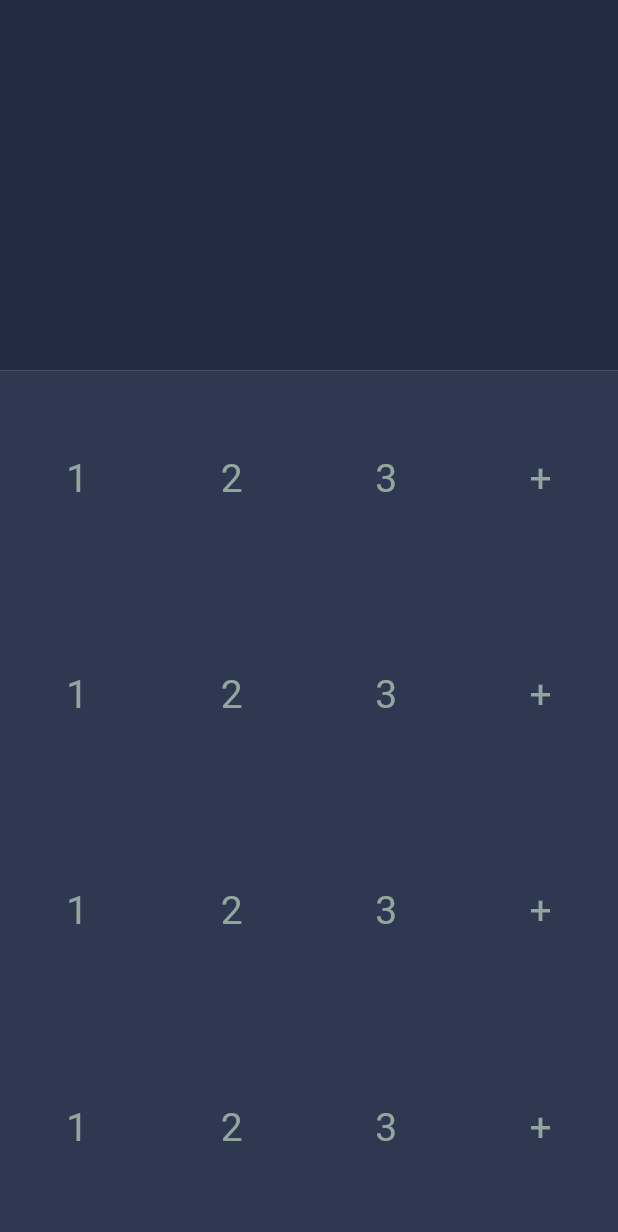
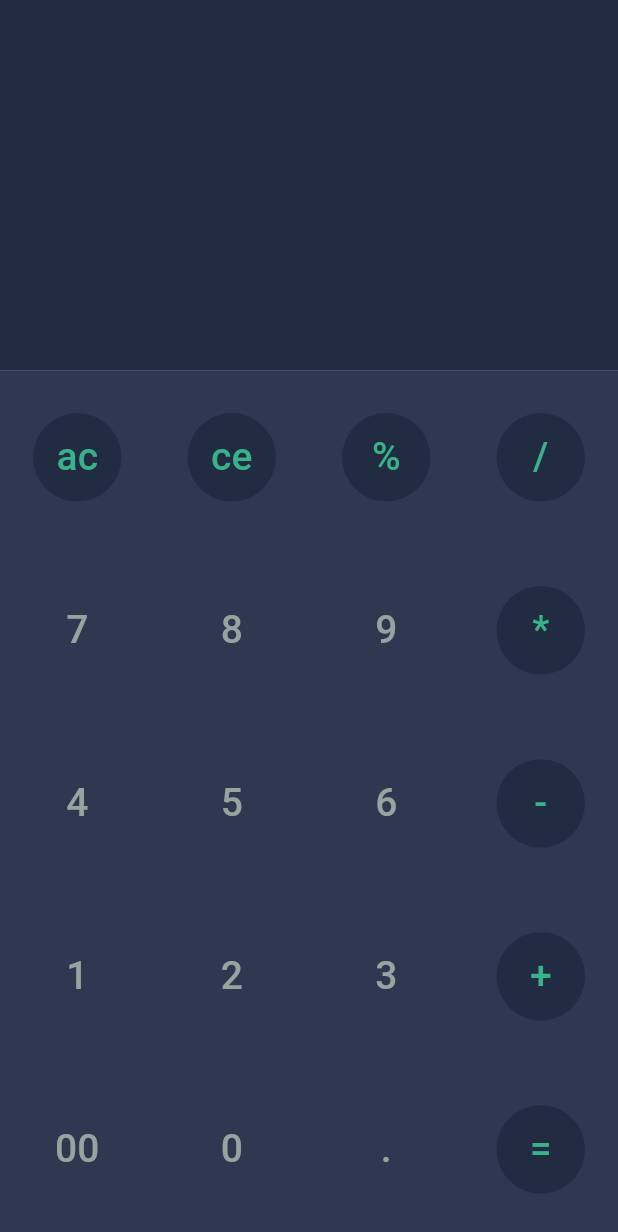
Before and after one commit to moradzadeh67/calculator, a Flutter app: the screen it shows after launch, on a phone screen of 412 x 824 dp. Shown: the top 1232 px of the screen. Run offline on Flutter 3.47's test engine with Material 3 defaults, Android fonts, the phone set to English and light mode, and no system bars; our stand-ins replace hexcolor, math_expressions.

Commit message:
final commit

```diff
--- a/lib/main.dart
+++ b/lib/main.dart
@@ -1,13 +1,21 @@
 import 'package:calculator/constants.dart';
 import 'package:flutter/material.dart';
+import 'package:math_expressions/math_expressions.dart';
 
 void main() {
   runApp(const Application());
 }
 
-class Application extends StatelessWidget {
+class Application extends StatefulWidget {
   const Application({super.key});
 
+  @override
+  State<Application> createState() => _ApplicationState();
+}
+
+class _ApplicationState extends State<Application> {
+  var inputUser = '';
+  var result = '';
   @override
   Widget build(BuildContext context) {
     return MaterialApp(
@@ -16,14 +24,50 @@ class Application extends StatelessWidget {
         body: SafeArea(
           child: Column(
             children: [
-              Expanded(flex: 3, child: Container(color: backgroundGreyDark)),
+              Expanded(
+                flex: 3,
+                child: Container(
+                  color: backgroundGreyDark,
+                  child: Column(
+                    crossAxisAlignment: CrossAxisAlignment.stretch,
+                    children: [
+                      Padding(
+                        padding: const EdgeInsets.all(10.0),
+                        child: Text(
+                          inputUser,
+                          textAlign: TextAlign.end,
+                          style: TextStyle(
+                            color: textGreen,
+                            fontSize: 30,
+                            fontWeight: FontWeight.bold,
+                          ),
+                        ),
+                      ),
+                      Padding(
+                        padding: const EdgeInsets.all(10.0),
+                        child: Text(
+                          result,
+                          textAlign: TextAlign.end,
+                          style: TextStyle(color: textGrey, fontSize: 62),
+                        ),
+                      ),
+                    ],
+                  ),
+                ),
+              ),
               Expanded(
                 flex: 7,
                 child: Container(
                   color: backgroundGrey,
                   child: Column(
                     mainAxisAlignment: MainAxisAlignment.spaceAround,
-                    children: [getRow(), getRow(), getRow(), getRow()],
+                    children: [
+                      getRow('ac', 'ce', '%', '/'),
+                      getRow('7', '8', '9', '*'),
+                      getRow('4', '5', '6', '-'),
+                      getRow('1', '2', '3', '+'),
+                      getRow('00', '0', '.', '='),
+                    ],
                   ),
                 ),
               ),
@@ -34,43 +78,144 @@ class Application extends StatelessWidget {
     );
   }
 
-  Widget getRow() {
+  Widget getRow(String text1, String text2, String text3, String text4) {
     return Row(
       mainAxisAlignment: MainAxisAlignment.spaceAround,
       children: [
-        Padding(
+        TextButton(
+          style: TextButton.styleFrom(
+            shape: CircleBorder(
+              side: BorderSide(color: Colors.transparent, width: 0.0),
+            ),
+            backgroundColor: getColor(text1),
+          ),
+          onPressed: () {
+            if (text1 == 'ac') {
+              setState(() {
+                inputUser = '';
+                result = '';
+              });
+            } else {
+              buttonPressed(text1);
+            }
+          },
+          child: Padding(
             padding: const EdgeInsets.all(3.0),
             child: Text(
-            '1',
+              text1,
               textAlign: TextAlign.center,
-            style: TextStyle(fontSize: 26, color: textGrey),
+              style: TextStyle(fontSize: 26, color: getTextColor(text1)),
             ),
           ),
-        Padding(
+        ),
+        TextButton(
+          style: TextButton.styleFrom(
+            shape: CircleBorder(
+              side: BorderSide(color: Colors.transparent, width: 0.0),
+            ),
+            backgroundColor: getColor(text2),
+          ),
+          onPressed: () {
+            if (text2 == 'ce' && inputUser.isNotEmpty) {
+              setState(() {
+                inputUser = inputUser.substring(0, inputUser.length - 1);
+              });
+            } else {
+              buttonPressed(text2);
+            }
+          },
+          child: Padding(
             padding: const EdgeInsets.all(3.0),
             child: Text(
-            '2',
+              text2,
               textAlign: TextAlign.center,
-            style: TextStyle(fontSize: 26, color: textGrey),
+              style: TextStyle(fontSize: 26, color: getTextColor(text2)),
             ),
           ),
-        Padding(
+        ),
+        TextButton(
+          style: TextButton.styleFrom(
+            shape: CircleBorder(
+              side: BorderSide(color: Colors.transparent, width: 0.0),
+            ),
+            backgroundColor: getColor(text3),
+          ),
+          onPressed: () {
+            buttonPressed(text3);
+          },
+          child: Padding(
             padding: const EdgeInsets.all(3.0),
             child: Text(
-            '3',
+              text3,
               textAlign: TextAlign.center,
-            style: TextStyle(fontSize: 26, color: textGrey),
+              style: TextStyle(fontSize: 26, color: getTextColor(text3)),
             ),
           ),
-        Padding(
+        ),
+        TextButton(
+          style: TextButton.styleFrom(
+            shape: CircleBorder(
+              side: BorderSide(color: Colors.transparent, width: 0.0),
+            ),
+            backgroundColor: getColor(text4),
+          ),
+          onPressed: () {
+            if (text4 == '=') {
+              ShuntingYardParser parser = ShuntingYardParser();
+              Expression expression = parser.parse(inputUser);
+
+              RealEvaluator evaluator = RealEvaluator();
+              double result1 = evaluator.evaluate(expression).toDouble();
+
+              setState(() {
+                result = result1.toString();
+              });
+            } else {
+              buttonPressed(text4);
+            }
+          },
+
+          child: Padding(
             padding: const EdgeInsets.all(3.0),
             child: Text(
-            '+',
+              text4,
               textAlign: TextAlign.center,
-            style: TextStyle(fontSize: 26, color: textGrey),
+              style: TextStyle(fontSize: 26, color: getTextColor(text4)),
+            ),
           ),
         ),
       ],
     );
   }
+
+  bool isOperator(String text) {
+    var list = ['+', '-', '*', '/', '=', '%', 'ac', 'ce'];
+    if (list.contains(text)) {
+      return true;
+    } else {
+      return false;
     }
+  }
+
+  Color getColor(String text) {
+    if (isOperator(text)) {
+      return backgroundGreyDark;
+    } else {
+      return backgroundGrey;
+    }
+  }
+
+  Color getTextColor(String text) {
+    if (isOperator(text)) {
+      return textGreen;
+    } else {
+      return textGrey;
+    }
+  }
+
+  void buttonPressed(String text) {
+    setState(() {
+      inputUser += text;
+    });
+  }
+}
--- a/pubspec.yaml
+++ b/pubspec.yaml
@@ -35,6 +35,7 @@ dependencies:
   # Use with the CupertinoIcons class for iOS style icons.
   cupertino_icons: ^1.0.8
   hexcolor: ^3.0.1
+  math_expressions: ^3.0.0
 
 dev_dependencies:
   flutter_test:
```
Also changed, not shown: pubspec.lock. Lines whose indentation alone changed are shown as unchanged.
